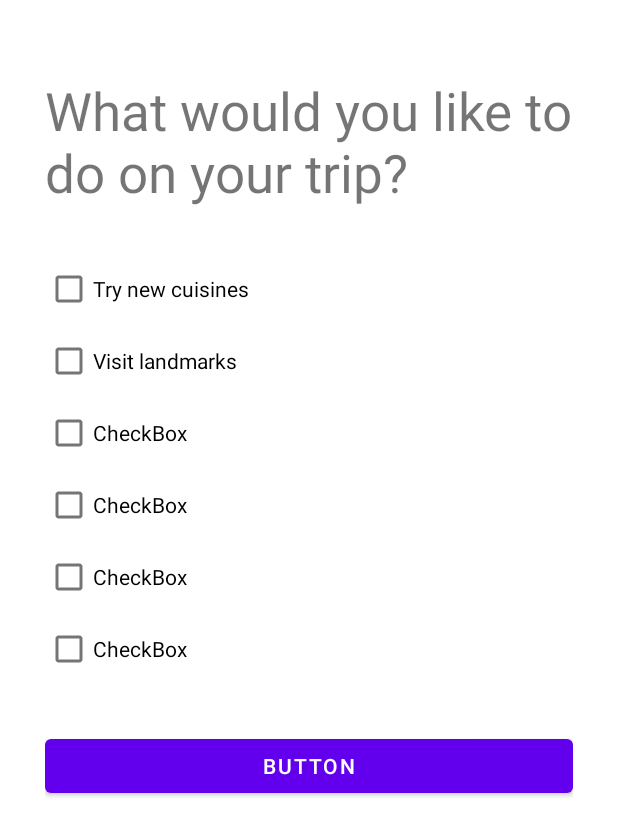
After one commit to JakeDongwanKang/travel-mobile-project, an Android app: the layout activity_interests.xml on its own in the app's theme, with its tools: preview values and no code run, on a phone screen of 412 x 824 dp. The commit adds this screen. Shown: the top 836 px of the screen. Run offline under Robolectric (Android 15) with nearby library versions, the phone set to English and light mode, and no system bars.

Commit message:
added interests java + layout

```diff
--- /dev/null
+++ b/app/src/main/java/com/example/travel_project/InterestsActivity.java
@@ -0,0 +1,21 @@
+package com.example.travel_project;
+
+import android.content.Intent;
+import android.os.Bundle;
+import android.widget.Button;
+
+import androidx.appcompat.app.AppCompatActivity;
+
+public class InterestsActivity extends AppCompatActivity {
+    @Override
+    protected void onCreate(Bundle savedInstanceState) {
+        super.onCreate(savedInstanceState);
+        setContentView(R.layout.activity_interests);
+    }
+
+    Button toActivityInfo = findViewById(R.id.btnToInfo);
+        toActivityInfo.setOnClickListener(view -> {
+        Intent intent = new Intent(this, activityInfo.class);
+        startActivity(intent);
+    });
+}
--- a/app/src/main/java/com/example/travel_project/MainActivity.java
+++ b/app/src/main/java/com/example/travel_project/MainActivity.java
@@ -11,4 +11,5 @@ public class MainActivity extends AppCompatActivity {
         super.onCreate(savedInstanceState);
         setContentView(R.layout.activity_main);
     }
+
 }
--- /dev/null
+++ b/app/src/main/res/layout/activity_interests.xml
@@ -0,0 +1,60 @@
+<?xml version="1.0" encoding="utf-8"?>
+<LinearLayout xmlns:android="http://schemas.android.com/apk/res/android"
+    android:layout_width="match_parent"
+    android:layout_height="match_parent"
+    android:paddingLeft="30dp"
+    android:paddingRight="30dp"
+    android:paddingTop="50dp"
+    android:orientation = "vertical">
+
+    <TextView
+        android:id="@+id/textView"
+        android:layout_width="match_parent"
+        android:layout_height="wrap_content"
+        android:text="@string/interests_title"
+        android:paddingBottom="30dp"
+        android:textSize="16pt"/>
+
+    <CheckBox
+        android:id="@+id/checkBox"
+        android:layout_width="match_parent"
+        android:layout_height="wrap_content"
+        android:text="@string/food" />
+
+    <CheckBox
+        android:id="@+id/checkBox2"
+        android:layout_width="match_parent"
+        android:layout_height="wrap_content"
+        android:text="@string/landmark" />
+
+    <CheckBox
+        android:id="@+id/checkBox3"
+        android:layout_width="match_parent"
+        android:layout_height="wrap_content"
+        android:text="CheckBox" />
+
+    <CheckBox
+        android:id="@+id/checkBox4"
+        android:layout_width="match_parent"
+        android:layout_height="wrap_content"
+        android:text="CheckBox" />
+
+    <CheckBox
+        android:id="@+id/checkBox5"
+        android:layout_width="match_parent"
+        android:layout_height="wrap_content"
+        android:text="CheckBox" />
+
+    <CheckBox
+        android:id="@+id/checkBox6"
+        android:layout_width="match_parent"
+        android:layout_height="wrap_content"
+        android:text="CheckBox" />
+
+    <Button
+        android:id="@+id/btnToInfo"
+        android:layout_width="match_parent"
+        android:layout_height="wrap_content"
+        android:text="Button"
+        android:layout_marginTop="30dp"/>
+</LinearLayout>
--- a/app/src/main/res/values/strings.xml
+++ b/app/src/main/res/values/strings.xml
@@ -1,3 +1,6 @@
 <resources>
     <string name="app_name">travel_project</string>
+    <string name="interests_title"> What would you like to do on your trip? </string>
+    <string name="food">Try new cuisines</string>
+    <string name="landmark">Visit landmarks</string>
 </resources>
```
